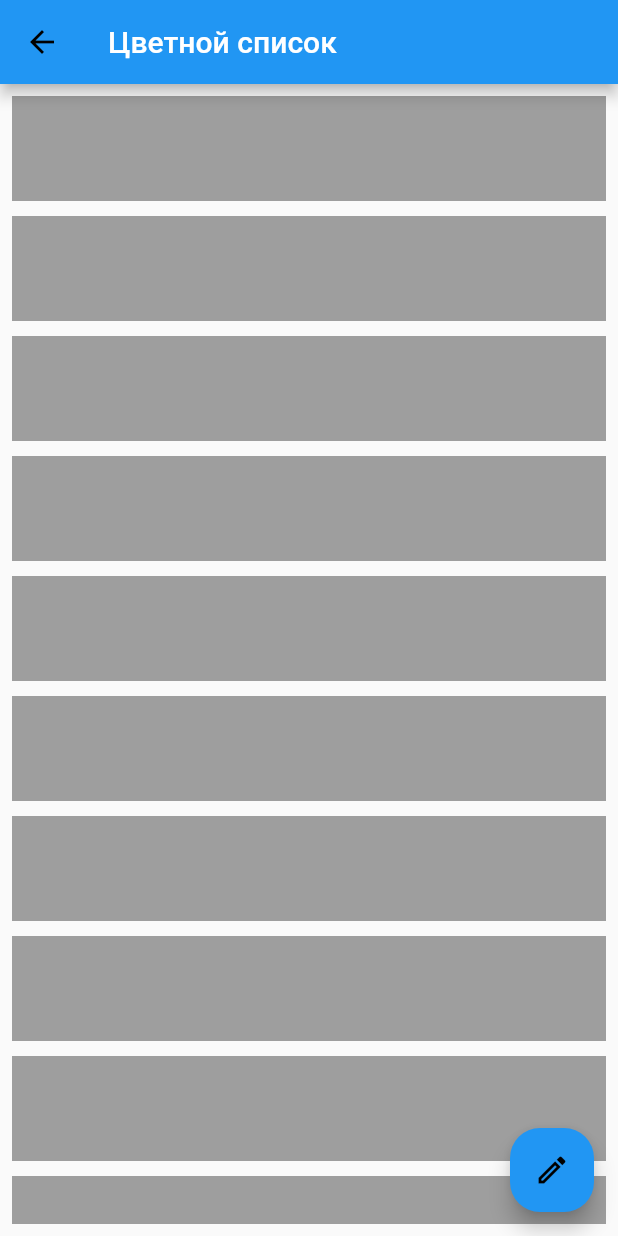
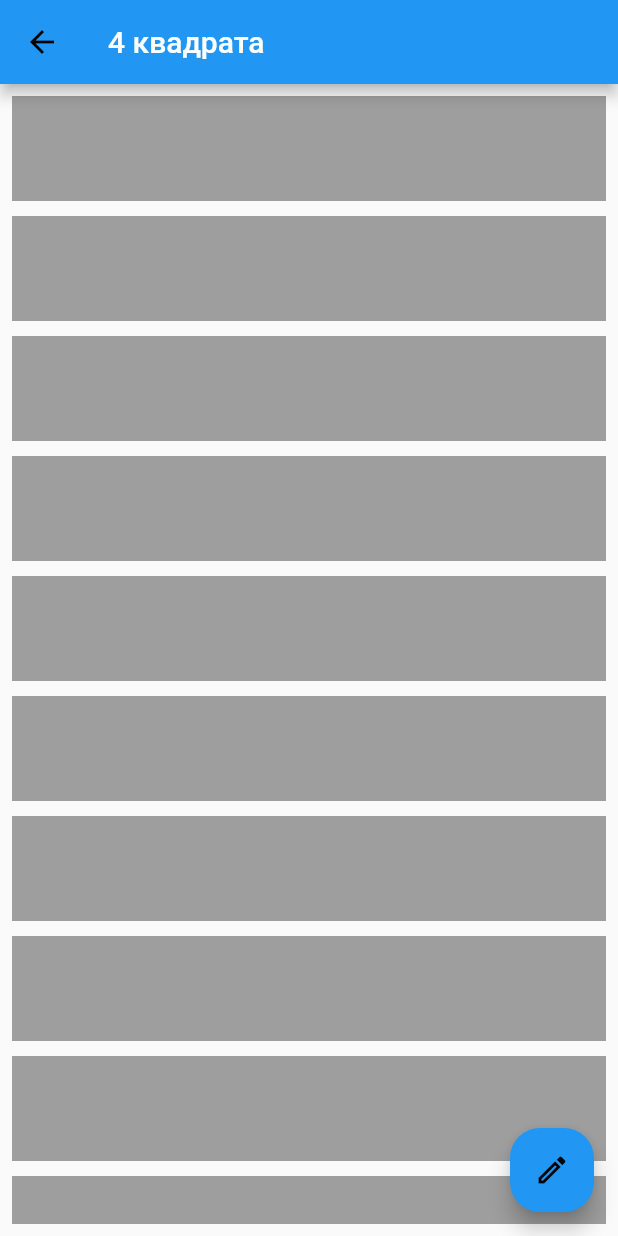
Before and after one commit to NetLost/boost_grade, a Flutter app: the ColorListScreen screen opened directly, on a phone screen of 412 x 824 dp. Run offline on Flutter 3.47's test engine with Material 2 defaults, Android fonts, the phone set to English and light mode, and no system bars; our stand-ins replace flutter_hooks.

Commit message:
Merge branch 'feature/1' into feature/3

```diff
--- a/lib/presentation/pages/color_list_screen/color_list_screen.dart
+++ b/lib/presentation/pages/color_list_screen/color_list_screen.dart
@@ -1,6 +1,7 @@
+import 'package:boost_grade/app_settings/app_strings.dart';
+import 'package:boost_grade/utils/app_utils.dart';
 import 'package:flutter/material.dart';
 import 'package:flutter_hooks/flutter_hooks.dart';
-import 'dart:math' as math;
 
 import '../../widgets/custom_floating_action_button.dart';
 
@@ -16,24 +17,23 @@ class ColorListScreen extends HookWidget {
     final changeColor = useCallback(
       () => colors.value = List<Color>.generate(
           itemCount,
-          (index) => Color((math.Random().nextDouble() * 0xFFFFFF).toInt())
-              .withOpacity(1.0)),
+          (index) => AppUtils.getRandomColor()),
       [colors],
     );
 
     return Scaffold(
       appBar: AppBar(
-        title: const Text('Цветной список'),
+        title: const Text(AppStrings.firstItemName),
       ),
       floatingActionButton: CustomFloatingActionButton(onTap: changeColor),
       body: Padding(
         padding: const EdgeInsets.all(8.0),
         child: ListView.separated(
-          separatorBuilder: ((context, index) {
+          separatorBuilder: (context, index) {
             return const SizedBox(
               height: 10.0,
             );
-          }),
+          },
           itemCount: itemCount,
           itemBuilder: (context, index) {
             return Container(
--- /dev/null
+++ b/lib/utils/app_utils.dart
@@ -0,0 +1,7 @@
+import 'package:flutter/material.dart';
+import 'dart:math' as math;
+
+class AppUtils {
+  static Color getRandomColor() =>
+      Color((math.Random().nextDouble() * 0xFFFFFF).toInt()).withOpacity(1.0);
+}
```
Also changed, not shown: lib/presentation/pages/color_list_screen/color_list_route.dart (added, +11 -0 lines).
